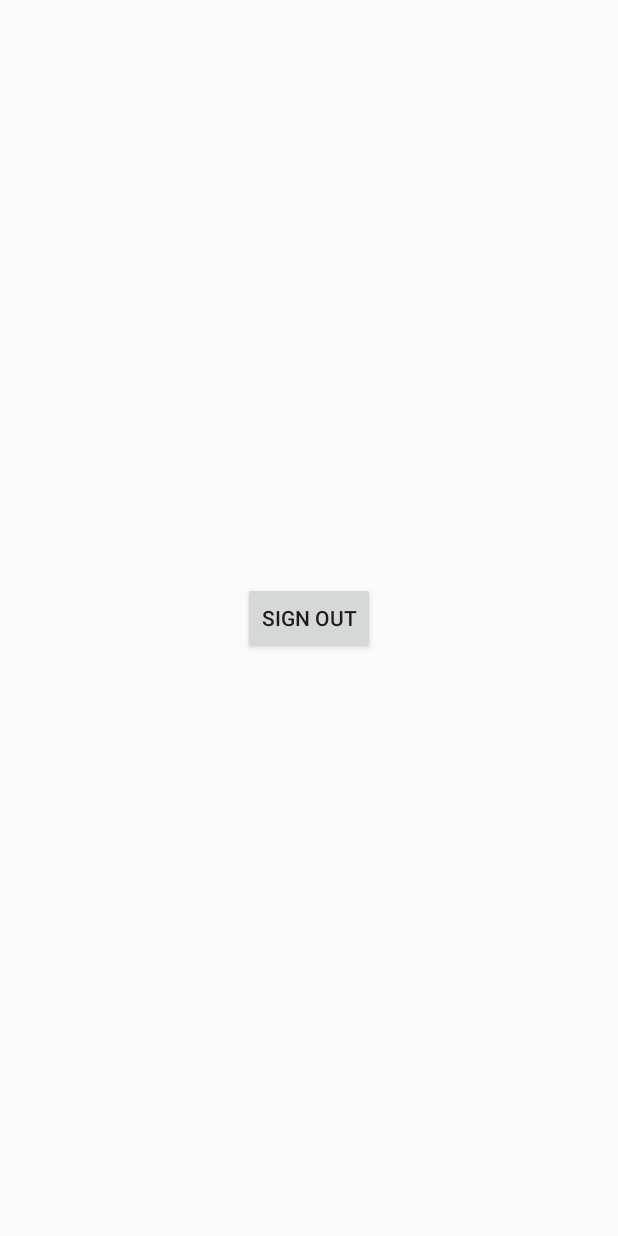
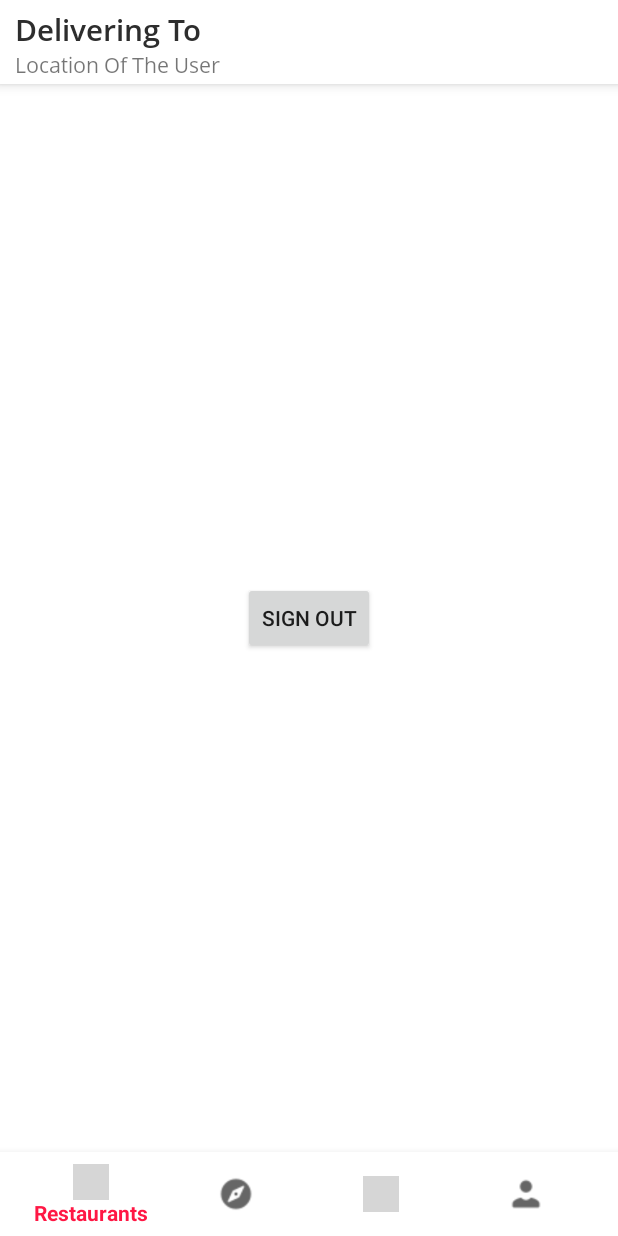
Before and after one commit to AdityaV025/Munche, an Android app: the layout activity_main.xml on its own in the app's theme, with its tools: preview values and no code run, on a phone screen of 412 x 824 dp. Run offline under Robolectric (Android 15) with nearby library versions, the light colour scheme and no system bars; grey boxes are pictures that could not be loaded.

Commit message:
add location feature and bottomNavigation

```diff
--- a/app/build.gradle
+++ b/app/build.gradle
@@ -39,6 +39,8 @@ dependencies {
     implementation 'com.google.android.gms:play-services-auth:18.0.0'
     implementation 'com.google.firebase:firebase-firestore:21.4.3'
     implementation 'com.google.firebase:firebase-messaging:20.2.0'
+    implementation 'com.google.android.gms:play-services-location:17.0.0'
+    implementation 'androidx.legacy:legacy-support-v4:1.0.0'
     testImplementation 'junit:junit:4.13'
     androidTestImplementation 'androidx.test.ext:junit:1.1.1'
     androidTestImplementation 'androidx.test.espresso:espresso-core:3.2.0'
@@ -46,6 +48,7 @@ dependencies {
     //External Libraries
     implementation 'com.github.aabhasr1:OtpView:v1.1.2' //OTP
     implementation 'com.hbb20:ccp:2.4.0' //Country Code Picker
+    implementation 'com.google.android.material:material:1.1.0' //Material
 
 }
 apply plugin: 'com.google.gms.google-services'
--- a/app/src/main/AndroidManifest.xml
+++ b/app/src/main/AndroidManifest.xml
@@ -3,6 +3,8 @@
     package="com.example.munche">
 
     <uses-permission android:name="android.permission.INTERNET" />
+    <uses-permission android:name="android.permission.ACCESS_FINE_LOCATION" />
+    <uses-permission android:name="android.permission.ACCESS_COARSE_LOCATION" />
 
     <application
         android:allowBackup="true"
--- a/app/src/main/res/layout/activity_main.xml
+++ b/app/src/main/res/layout/activity_main.xml
@@ -5,7 +5,18 @@
     xmlns:tools="http://schemas.android.com/tools"
     android:layout_width="match_parent"
     android:layout_height="match_parent"
-    tools:context=".MainActivity">
+    tools:context=".MainActivity"
+    android:background="@color/white">
+
+    <include layout="@layout/custom_toolbar"
+        android:id="@+id/toolBar"/>
+
+    <FrameLayout
+        android:id="@+id/fragmentContainer"
+        android:layout_width="match_parent"
+        android:layout_height="match_parent"
+        android:layout_below="@+id/toolBar"
+        android:layout_above="@id/bottom_navigation"/>
 
     <Button
         android:id="@+id/signOutBtn"
@@ -14,4 +25,12 @@
         android:layout_centerInParent="true"
         android:text="Sign Out"/>
 
+    <com.google.android.material.bottomnavigation.BottomNavigationView
+        android:id="@+id/bottom_navigation"
+        android:layout_width="match_parent"
+        android:layout_height="wrap_content"
+        android:layout_alignParentBottom="true"
+        app:menu="@menu/bottom_navigation"
+        android:background="@color/white"/>
+
 </RelativeLayout>
--- /dev/null
+++ b/app/src/main/res/layout/custom_toolbar.xml
@@ -0,0 +1,38 @@
+<?xml version="1.0" encoding="utf-8"?>
+<androidx.appcompat.widget.Toolbar
+    android:id="@+id/customToolBar"
+    xmlns:android="http://schemas.android.com/apk/res/android"
+    android:layout_width="match_parent"
+    android:layout_height="?attr/actionBarSize"
+    xmlns:app="http://schemas.android.com/apk/res-auto"
+    android:background="@color/white"
+    app:contentInsetLeft="0dp"
+    app:contentInsetStart="0dp"
+    android:elevation="5dp">
+
+    <RelativeLayout
+        android:layout_width="match_parent"
+        android:layout_height="match_parent"
+        android:layout_marginStart="10dp"
+        android:layout_marginTop="5dp">
+
+        <TextView
+            android:id="@+id/userLocationNickName"
+            android:layout_width="match_parent"
+            android:layout_height="wrap_content"
+            android:text="Delivering To"
+            android:textSize="20sp"
+            android:fontFamily="@font/open_sans_semibold"
+            android:textColor="@color/colorAccent"/>
+
+        <TextView
+            android:id="@+id/userLocation"
+            android:layout_width="match_parent"
+            android:layout_height="wrap_content"
+            android:text="Location Of The User"
+            android:fontFamily="@font/open_sans"
+            android:layout_below="@id/userLocationNickName"/>
+
+    </RelativeLayout>
+
+</androidx.appcompat.widget.Toolbar>
--- /dev/null
+++ b/app/src/main/res/menu/bottom_navigation.xml
@@ -0,0 +1,20 @@
+<?xml version="1.0" encoding="utf-8"?>
+<menu xmlns:android="http://schemas.android.com/apk/res/android">
+    <item
+        android:id="@+id/nav_restaurants"
+        android:icon="@drawable/restaurant_icon"
+        android:title="Restaurants" />
+    <item
+        android:id="@+id/nav_explore"
+        android:icon="@drawable/explore_icon"
+        android:title="Explore" />
+    <item
+        android:id="@+id/nav_favourites"
+        android:icon="@drawable/favourite_icon"
+        android:title="Favourites" />
+
+    <item
+        android:id="@+id/nav_profile"
+        android:icon="@drawable/profile_icon"
+        android:title="My Profile" />
+</menu>
--- a/app/src/main/res/values/colors.xml
+++ b/app/src/main/res/values/colors.xml
@@ -4,4 +4,6 @@
     <color name="colorPrimaryDark">#FF1744</color>
     <color name="colorAccent">#2D2D2D</color>
     <color name="white">#ffffff</color>
+    <color name="gray">#424242</color>
+    <color name="lightWhite">#eeeeee</color>
 </resources>
```
Also changed, not shown: app/src/main/java/Fragments/ExploreFragment.java (added, +25 -0 lines), app/src/main/java/Fragments/FavouriteFragment.java (added, +25 -0 lines), app/src/main/java/Fragments/MyProfileFragment.java (added, +25 -0 lines), app/src/main/java/Fragments/RestaurantFragment.java (added, +25 -0 lines), app/src/main/java/Utils/GPSTracker.java (added, +223 -0 lines), app/src/main/java/com/example/munche/MainActivity.java (+102 -1 lines), app/src/main/res/drawable/back_arrow.xml (added, +10 -0 lines), app/src/main/res/layout/fragment_explore.xml (added, +14 -0 lines), app/src/main/res/layout/fragment_favourite.xml (added, +14 -0 lines), app/src/main/res/layout/fragment_my_profile.xml (added, +14 -0 lines), app/src/main/res/layout/fragment_restaurant.xml (added, +14 -0 lines), app/src/main/res/drawable/explore_icon.png (added), app/src/main/res/drawable/profile_icon.png (added), app/src/main/res/drawable/search_icon.png (added).
